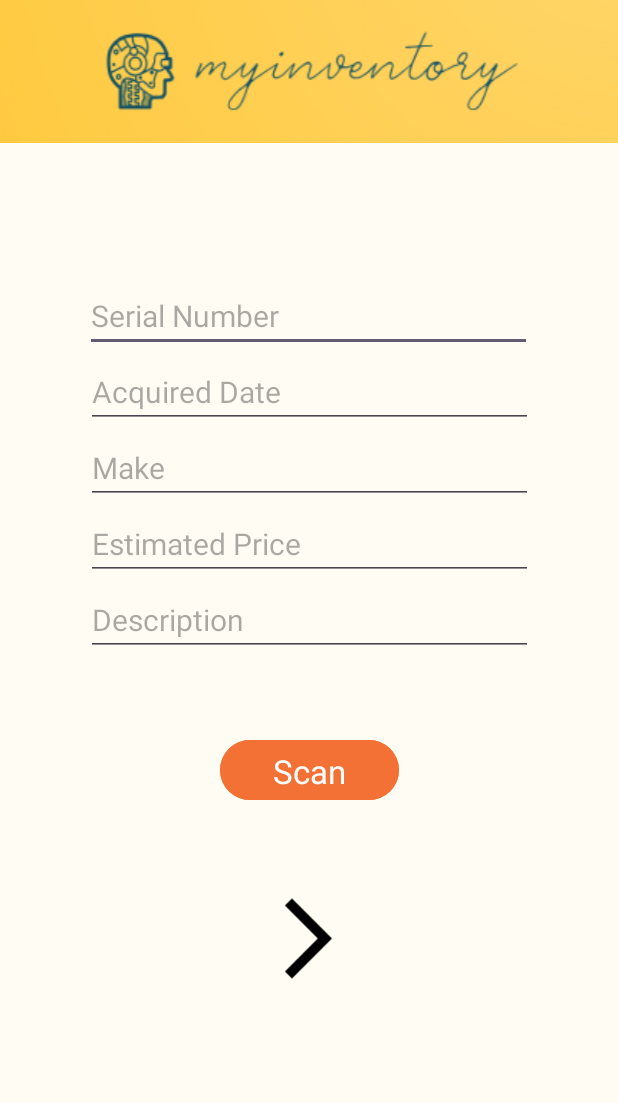
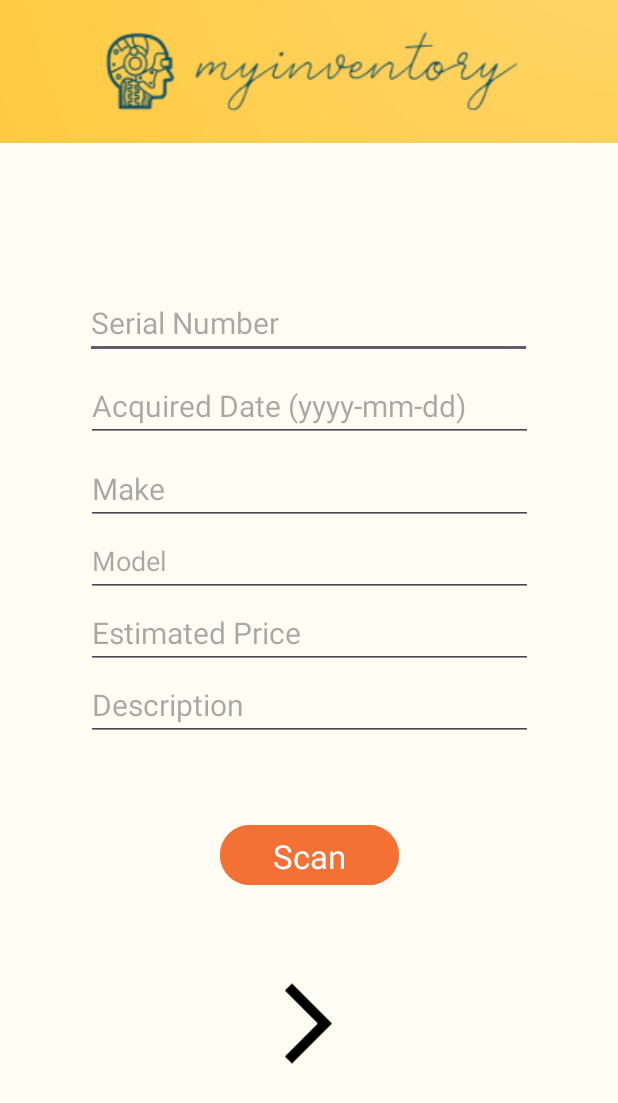
Before and after one commit to CMPUT301F23T18/MyInventory, an Android app: the AddActivity screen opened directly, with no data from a screen before it, on a phone screen of 412 x 824 dp. Shown: the top 1103 px of the screen. Run offline under Robolectric (Android 15) with nearby library versions, the phone set to English and light mode, and no system bars; our stand-ins replace Firebase (no records; nobody signed in at launch, a user with empty details on screens opened directly).

Commit message:
changes
various changes to AddActivity, Global, Item, ItemList, ListActivity, StartUpActivity, activity_edit.xml, new_item_activity.xml, string.xml

```diff
--- a/MyInventoryApp/app/src/main/java/com/example/myinventoryapp/AddActivity.java
+++ b/MyInventoryApp/app/src/main/java/com/example/myinventoryapp/AddActivity.java
@@ -1,15 +1,27 @@
 package com.example.myinventoryapp;
 
+import android.content.Context;
 import android.os.Bundle;
+import android.text.Editable;
+import android.text.TextWatcher;
+import android.util.Log;
+import android.view.View;
 import android.widget.Button;
 import android.widget.EditText;
 import android.widget.ImageView;
 
+import androidx.annotation.NonNull;
 import androidx.annotation.Nullable;
 import androidx.appcompat.app.AppCompatActivity;
 
+import com.google.android.gms.tasks.OnCompleteListener;
+import com.google.android.gms.tasks.Task;
+import com.google.firebase.firestore.CollectionReference;
+import com.google.firebase.firestore.DocumentReference;
 import com.google.firebase.firestore.FirebaseFirestore;
 
+import java.util.HashMap;
+import java.util.Map;
 
 
 public class AddActivity extends AppCompatActivity {
@@ -20,6 +32,9 @@ public class AddActivity extends AppCompatActivity {
     EditText makeField;
     EditText priceField;
     EditText descField;
+    EditText modelField;
+    DocumentReference fb_new_item;
+    Context context;
 
     /**
      * @param savedInstanceState If the activity is being re-initialized after
@@ -34,18 +49,78 @@ public class AddActivity extends AppCompatActivity {
         serialField = findViewById(R.id.serial_numb);
         dateField = findViewById(R.id.acquired_da);
         makeField = findViewById(R.id.make);
+        modelField = findViewById(R.id.model);
         priceField = findViewById(R.id.estimated_p);
         descField = findViewById(R.id.description);
         scanButton = findViewById(R.id.scanButtonAdd);
-        nextButton = findViewById(R.id.forwardButtonAdd);
 
         FirebaseFirestore db = FirebaseFirestore.getInstance();
 
+        nextButton = findViewById(R.id.forwardButtonAdd);
+        nextButton.setOnClickListener(nextListener);
+
+        dateField.addTextChangedListener(dateListener);
+    }
+
+    private final TextWatcher dateListener = new TextWatcher() {
+        @Override
+        public void beforeTextChanged(CharSequence s, int start, int count, int after) {
+            //When empty
+        }
+
+        @Override
+        public void onTextChanged(CharSequence s, int start, int before, int count) {
+            //when a character gets replaced with another character... I think
+        }
+
+        @Override
+        public void afterTextChanged(Editable s) {
+            // everytime text is edited
+            if (s.length() == 4 || s.length() == 7) {
+                //adds "/" to date input so user doesn't have to
+                s.append("-");
+            }
+        }
+    };
 
 
-    }
+    View.OnClickListener nextListener = new View.OnClickListener() {
+        @Override
+        public void onClick(View v) {
+            String serial = serialField.getText().toString();
+            String date = dateField.getText().toString();
+            String make = makeField.getText().toString();
+            String model = modelField.getText().toString();
+            String price = priceField.getText().toString();
+            String desc = descField.getText().toString();
 
-    //TODO: scan function -> scan barcode or scan serial number
+            //TODO: check for valid inputs for date, make sure required fields have data
+
+            Map<String, Object> item_new = new HashMap<String, Object>();
+            item_new.put("serial",serial);
+            item_new.put("date",date);
+            item_new.put("make",make);
+            item_new.put("model",model);
+            item_new.put("price",price);
+            item_new.put("desc",desc);
+
+            fb_new_item = ((Global) getApplication()).makeDocumentRef(make,model);
+            fb_new_item.set(item_new).addOnCompleteListener(new OnCompleteListener<Void>() {
+                @Override
+                public void onComplete(@NonNull Task<Void> task) {
+                    if (task.isSuccessful()) {
+                        Log.d("Firestore","document saved");
+                    } else {
+                        Log.w("Firestore","failed:",task.getException());
+                    }
+                }
+            });
+
+        }
+    };
+
+    //Toast.makeText(this,"some text",Toast.LENGTH_SHORT).show()
     //TODO: next activity -> compile data into a item then move on to tags
     //TODO: back to list -> needs a button first...
+    //TODO: scan function -> scan barcode or scan serial number
 }
--- a/MyInventoryApp/app/src/main/java/com/example/myinventoryapp/ItemList.java
+++ b/MyInventoryApp/app/src/main/java/com/example/myinventoryapp/ItemList.java
@@ -38,7 +38,7 @@ public class ItemList extends ArrayAdapter<Item> {
         TextView value = view.findViewById(R.id.itemCostView);
 
         //TODO: set the photo in the item_list_content to the photo from the item
-        value.setText(item.getEst_value_str());
+        value.setText(item.getEst_value());
 
         return view;
     }
--- a/MyInventoryApp/app/src/main/java/com/example/myinventoryapp/ListActivity.java
+++ b/MyInventoryApp/app/src/main/java/com/example/myinventoryapp/ListActivity.java
@@ -19,6 +19,7 @@ public class ListActivity extends AppCompatActivity {
         setContentView(R.layout.item_list);
 
         addButton = findViewById(R.id.add_button);
+        //TODO: activity_edit needs to have inputType changed for applicable entries
 
         addButton.setOnClickListener(new View.OnClickListener() {
             @Override
--- a/MyInventoryApp/app/src/main/java/com/example/myinventoryapp/StartUpActivity.java
+++ b/MyInventoryApp/app/src/main/java/com/example/myinventoryapp/StartUpActivity.java
@@ -5,8 +5,9 @@ import androidx.appcompat.app.AppCompatActivity;
 import android.os.Bundle;
 
 public class StartUpActivity extends AppCompatActivity {
-    // NOTE: in AndroidManifest.xml the name ".StartUpActivity" and ".ListActivity" must be switched
-    //       or else the app won't open to the startup screen
+    // TODO: in AndroidManifest.xml the name ".StartUpActivity" and ".ListActivity" must be switched
+    //       or else the app won't open to the startup screen.
+    //       wait until the end or else we will have to login in every time we test
     //       - Riley
     @Override
     protected void onCreate(Bundle savedInstanceState) {
--- a/MyInventoryApp/app/src/main/res/layout/new_item_activity.xml
+++ b/MyInventoryApp/app/src/main/res/layout/new_item_activity.xml
@@ -21,10 +21,11 @@
     <EditText
         android:id="@+id/serial_numb"
         android:layout_width="298dp"
-        android:layout_height="43dp"
+        android:layout_height="48dp"
         android:layout_marginTop="96dp"
         android:gravity="center_vertical"
         android:hint="@string/serial_numb"
+        android:inputType="number"
         android:textAppearance="@style/new_item_activity_text"
         app:layout_constraintEnd_toEndOf="parent"
         app:layout_constraintHorizontal_bias="0.495"
@@ -35,10 +36,13 @@
     <EditText
         android:id="@+id/acquired_da"
         android:layout_width="298dp"
-        android:layout_height="43dp"
+        android:layout_height="48dp"
         android:layout_marginTop="7dp"
         android:gravity="center_vertical"
         android:hint="@string/acquired_da"
+        android:digits="1234567890"
+        android:maxLength="10"
+        android:inputType="phone"
         android:textAppearance="@style/new_item_activity_text"
         app:layout_constraintEnd_toEndOf="parent"
         app:layout_constraintStart_toStartOf="parent"
@@ -47,7 +51,7 @@
     <EditText
         android:id="@+id/make"
         android:layout_width="298dp"
-        android:layout_height="43dp"
+        android:layout_height="48dp"
         android:layout_marginTop="7dp"
         android:gravity="center_vertical"
         android:hint="@string/make"
@@ -56,24 +60,24 @@
         app:layout_constraintStart_toStartOf="parent"
         app:layout_constraintTop_toBottomOf="@id/acquired_da" />
 
+
     <EditText
         android:id="@+id/estimated_p"
         android:layout_width="298dp"
-        android:layout_height="43dp"
-        android:layout_marginTop="7dp"
+        android:layout_height="48dp"
         android:gravity="center_vertical"
         android:hint="@string/estimated_p"
+        android:inputType="numberDecimal"
         android:textAppearance="@style/new_item_activity_text"
         app:layout_constraintEnd_toEndOf="parent"
+        app:layout_constraintHorizontal_bias="0.504"
         app:layout_constraintStart_toStartOf="parent"
-        app:layout_constraintTop_toBottomOf="@id/make" />
-
+        app:layout_constraintTop_toBottomOf="@+id/model" />
 
     <EditText
         android:id="@+id/description"
         android:layout_width="298dp"
-        android:layout_height="43dp"
-        android:layout_marginTop="7dp"
+        android:layout_height="48dp"
         android:gravity="center_vertical"
         android:hint="@string/description"
         android:textAppearance="@style/new_item_activity_text"
@@ -110,5 +114,16 @@
         app:layout_constraintVertical_bias="0.0"
         app:srcCompat="@drawable/baseline_arrow_forward_ios_24" />
 
+    <EditText
+        android:id="@+id/model"
+        android:layout_width="298dp"
+        android:layout_height="48dp"
+        android:ems="10"
+        android:hint="Model"
+        android:inputType="text"
+        app:layout_constraintEnd_toEndOf="parent"
+        app:layout_constraintStart_toStartOf="parent"
+        app:layout_constraintTop_toBottomOf="@+id/make" />
+
 
 </androidx.constraintlayout.widget.ConstraintLayout>
--- a/MyInventoryApp/app/src/main/res/values/strings.xml
+++ b/MyInventoryApp/app/src/main/res/values/strings.xml
@@ -1,7 +1,7 @@
 <resources>
     <string name="app_name">MyInventoryApp</string>
     <string name="serial_numb">Serial Number</string>
-    <string name="acquired_da">Acquired Date</string>
+    <string name="acquired_da">Acquired Date (yyyy-mm-dd)</string>
     <string name="make">Make</string>
     <string name="estimated_p">Estimated Price</string>
     <string name="description">Description</string>
```
Also changed, not shown: MyInventoryApp/app/src/main/java/com/example/myinventoryapp/Global.java (+86 -0 lines), MyInventoryApp/app/src/main/java/com/example/myinventoryapp/Item.java (+11 -11 lines), MyInventoryApp/app/src/main/res/layout/activity_edit.xml (+14 -3 lines).
